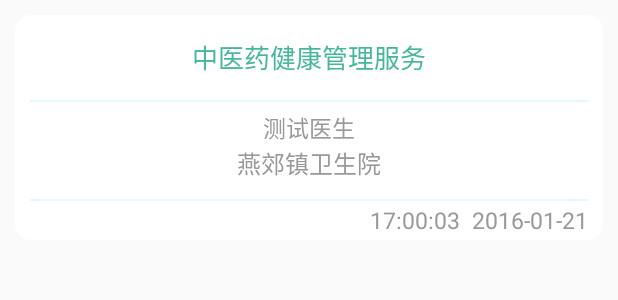
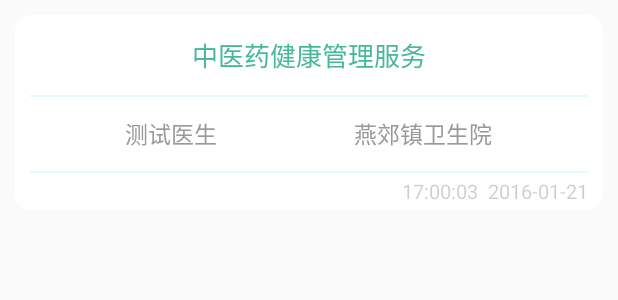
Before and after one commit to faha1995/TheHealthy, an Android app: the layout adapter_health_report_item.xml on its own in the app's theme, with its tools: preview values and no code run, on a phone screen of 412 x 824 dp. Shown: the top 300 px of the screen. Run offline under Robolectric (Android 15) with nearby library versions, the phone set to English and light mode, and no system bars; Roboto replaces fonts that are not available here.

Commit message:
健康报告item界面修改

```diff
--- a/app/src/main/java/com/example/administrator/thehealthy/fragment/inforFrament/educationReportInforFragment/DiabetesAftercareFragment.java
+++ b/app/src/main/java/com/example/administrator/thehealthy/fragment/inforFrament/educationReportInforFragment/DiabetesAftercareFragment.java
@@ -82,7 +82,7 @@ public class DiabetesAftercareFragment extends BaseFragment {
                                     JSONObject detail = obj.getJSONObject("detail");
                                     // Toast.makeText(getApplicationContext(), detail.getString("visit_date"), Toast.LENGTH_SHORT).show();
                                     TextView title = findView(R.id.text_diabetes_title);
-                                    title.setText(titles);
+                                    title.setText("糖尿病患者 "+titles);
                                     TextView visit_date = findView(R.id.visit_date);
                                     TextView doctor_signature = findView(R.id.doctor_signature);
                                     doctor_signature.setText(detail.getString("doctor_signature"));
--- a/app/src/main/java/com/example/administrator/thehealthy/fragment/inforFrament/educationReportInforFragment/VaccinationFragment.java
+++ b/app/src/main/java/com/example/administrator/thehealthy/fragment/inforFrament/educationReportInforFragment/VaccinationFragment.java
@@ -72,7 +72,7 @@ public class VaccinationFragment extends BaseFragment {
                                     JSONObject detail = obj.getJSONObject("detail");
                                     // Toast.makeText(getApplicationContext(), detail.getString("visit_date"), Toast.LENGTH_SHORT).show();
                                     TextView title = findView(R.id.text_vaccina_title);
-                                    title.setText(titles);
+                                    title.setText("预防接种 "+titles);
                                     TextView visit_date = findView(R.id.visit_date);
                                     visit_date.setText(detail.getString("visit_date"));
                                     TextView vaccine = findView(R.id.vaccine);
--- a/app/src/main/res/layout/adapter_health_report_item.xml
+++ b/app/src/main/res/layout/adapter_health_report_item.xml
@@ -8,7 +8,7 @@
 
     <android.support.v7.widget.CardView
         android:layout_width="match_parent"
-        android:layout_height="150dp"
+        android:layout_height="130dp"
         android:layout_marginLeft="@dimen/health_report_adapter_cardView_margin"
         android:layout_marginRight="@dimen/health_report_adapter_cardView_margin"
         android:layout_marginTop="@dimen/health_report_adapter_cardView_margin"
@@ -51,17 +51,27 @@
             <LinearLayout
                 android:layout_width="match_parent"
                 android:layout_height="0dp"
-                android:layout_weight="2.5"
-                android:orientation="vertical">
+                android:layout_weight="2"
+                android:orientation="horizontal">
 
+                <View
+                    android:layout_width="0dp"
+                    android:layout_weight="0.3"
+                    android:layout_height="match_parent"
+                    />
+
+                <RelativeLayout
+                    android:layout_width="0dp"
+                    android:layout_weight="1"
+                    android:layout_height="match_parent">
                 <TextView
                     android:id="@+id/adapter_health_report_doctor"
                     android:layout_width="wrap_content"
                     android:layout_height="wrap_content"
                     android:text="测试医生"
-                    android:layout_marginTop="5dp"
+                    android:layout_centerVertical="true"
                     android:textColor="@color/secondaryColor"
-                    android:layout_gravity="center"
+                    android:layout_alignParentLeft="true"
                     android:textSize="@dimen/adapter_health_report_doctor_textSize"/>
 
                 <TextView
@@ -69,9 +79,18 @@
                     android:layout_width="wrap_content"
                     android:layout_height="wrap_content"
                     android:text="燕郊镇卫生院"
-                    android:layout_gravity="center"
+                    android:layout_alignParentRight="true"
+                    android:layout_centerVertical="true"
                     android:textColor="@color/secondaryColor"
-                    android:textSize="@dimen/adapter_health_report_purpose_textSize"/>
+                    android:textSize="@dimen/adapter_health_report_doctor_textSize"/>
+                </RelativeLayout>
+
+                <View
+                    android:layout_width="0dp"
+                    android:layout_weight="0.3"
+                    android:layout_height="match_parent"
+                    />
+
             </LinearLayout>
 
             <View
@@ -91,8 +110,8 @@
                     android:id="@+id/text_healthReport_adapter_time"
                     android:layout_width="wrap_content"
                     android:layout_height="match_parent"
-                    android:textColor="@color/secondaryColor"
-                    android:textSize="@dimen/adapter_health_report_doctor_textSize"
+                    android:textColor="@color/personalInforRelativeBackground"
+                    android:textSize="@dimen/adapter_health_report_time_textSize"
                     android:text="17:00:03  2016-01-21"
                     android:layout_alignParentRight="true"
                     android:gravity="center"
--- a/app/src/main/res/values/dimens.xml
+++ b/app/src/main/res/values/dimens.xml
@@ -29,6 +29,8 @@
     <dimen name="editText_login_phone_padding">10dp</dimen>
     <dimen name="register_smallTitle_textSize">12sp</dimen>
     <dimen name="register_smallTitle_marginLeft">15dp</dimen>
-    <dimen name="diabetes_aftercare_linear_marTop">10dp</dimen>
+    <dimen name="diabetes_aftercare_linear_marTop">1dp</dimen>
     <dimen name="body_exam_linear_jiange">5dp</dimen>
+    <dimen name="adapter_health_report_time_textSize">13sp</dimen>
+    <dimen name="health_report_infor_secondTitle_textSize">15sp</dimen>
 </resources>
```
Also changed, not shown: app/src/main/java/com/example/administrator/thehealthy/fragment/inforFrament/educationReportInforFragment/VaccineCardFragment.java (+4 -4 lines), app/src/main/res/layout/fragment_diabetes_aftercare.xml (+15 -21 lines), app/src/main/res/layout/fragment_vaccination.xml (+6 -13 lines), app/src/main/res/layout/fragment_vaccine_card.xml (+77 -84 lines).
